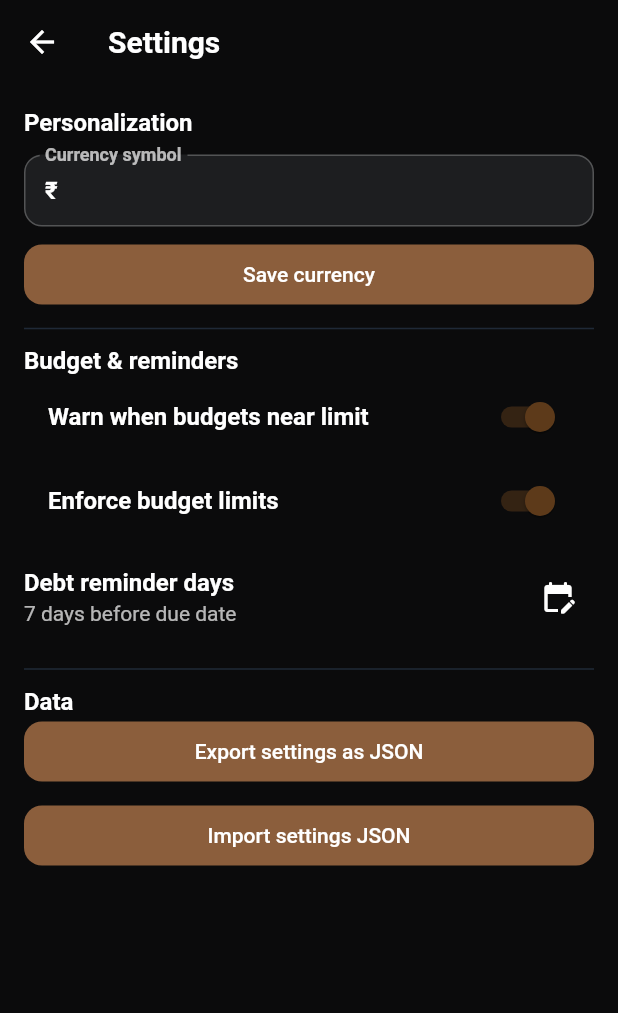
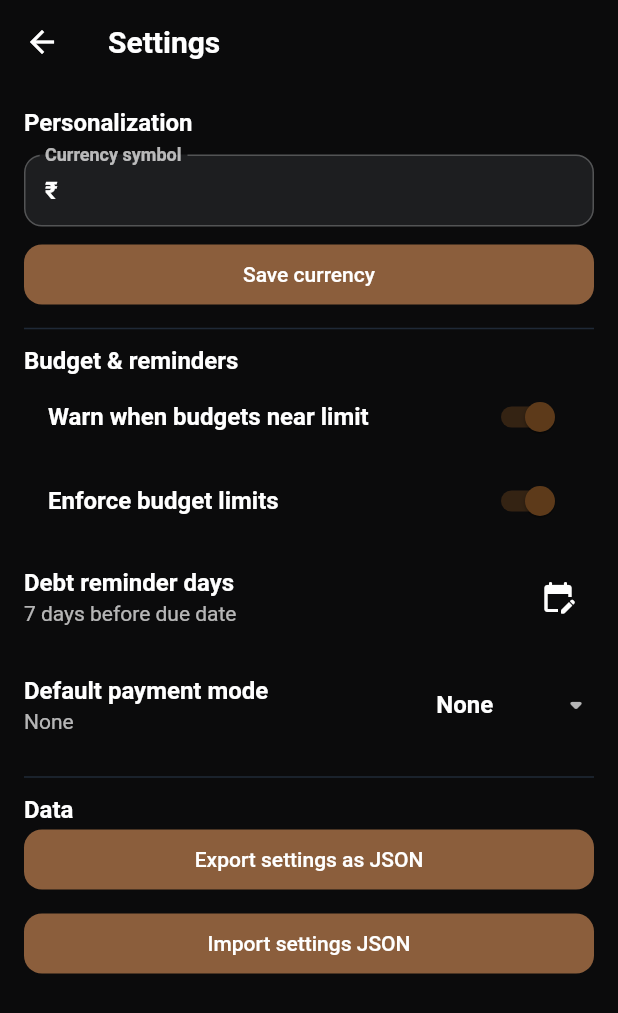
Before and after one commit to Albert-Alosious/spendy, a Flutter app: the SettingsScreen screen opened directly, on a phone screen of 412 x 824 dp. Shown: the top 1013 px of the screen. Run offline on Flutter 3.47's test engine with Material 3 defaults, Android fonts, the phone set to English and light mode, and no system bars; our stand-ins replace fl_chart, flutter_local_notifications, flutter_riverpod, hive, hive_flutter; accounts and stored records are empty.

Commit message:
ADDED :{ 1: Payment methods, 2: default payment methods

```diff
--- /dev/null
+++ b/lib/models/payment_mode.dart
@@ -0,0 +1,19 @@
+enum PaymentMode {
+  upi,
+  creditCard,
+  debitCard,
+  cash;
+
+  String get displayName {
+    switch (this) {
+      case PaymentMode.upi:
+        return 'UPI';
+      case PaymentMode.creditCard:
+        return 'Credit Card';
+      case PaymentMode.debitCard:
+        return 'Debit Card';
+      case PaymentMode.cash:
+        return 'Hand Cash';
+    }
+  }
+}
--- a/lib/providers/setting_provider.dart
+++ b/lib/providers/setting_provider.dart
@@ -1,5 +1,6 @@
 import 'package:flutter_riverpod/flutter_riverpod.dart';
 
+import '../models/payment_mode.dart';
 import '../models/setting.dart';
 import '../repositories/setting_repository.dart';
 import 'repository_providers.dart';
@@ -23,11 +24,13 @@ class SettingNotifier extends StateNotifier<Setting> {
     bool? budgetWarningEnabled,
     bool? budgetLimitEnabled,
     int? debtReminderDays,
+    PaymentMode? defaultPaymentMode,
   }) async {
     final updated = state.copyWith(
       budgetWarningEnabled: budgetWarningEnabled,
       budgetLimitEnabled: budgetLimitEnabled,
       debtReminderDays: debtReminderDays,
+      defaultPaymentMode: defaultPaymentMode,
       lastExport: DateTime.now(),
     );
     await _repository.save(updated);
@@ -41,6 +44,9 @@ class SettingNotifier extends StateNotifier<Setting> {
       budgetWarningEnabled: json['budgetWarningEnabled'] as bool? ?? state.budgetWarningEnabled,
       budgetLimitEnabled: json['budgetLimitEnabled'] as bool? ?? state.budgetLimitEnabled,
       debtReminderDays: json['debtReminderDays'] as int? ?? state.debtReminderDays,
+      defaultPaymentMode: json['defaultPaymentMode'] != null
+          ? PaymentMode.values[json['defaultPaymentMode'] as int]
+          : state.defaultPaymentMode,
       lastExport: DateTime.now(),
     );
     await _repository.save(updated);
--- a/lib/screens/add_edit_transaction_screen.dart
+++ b/lib/screens/add_edit_transaction_screen.dart
@@ -4,6 +4,7 @@ import 'package:uuid/uuid.dart';
 
 import '../models/category.dart';
 import '../models/finance_transaction.dart';
+import '../models/payment_mode.dart';
 import '../providers/repository_providers.dart';
 import '../providers/setting_provider.dart';
 import '../providers/category_list_provider.dart';
@@ -25,6 +26,7 @@ class _AddEditTransactionScreenState extends ConsumerState<AddEditTransactionScr
   final _formKey = GlobalKey<FormState>();
   late TransactionType type;
   late DateTime date;
+  PaymentMode? paymentMode;
   final amountController = TextEditingController();
   final categoryController = TextEditingController();
   final fromAccountController = TextEditingController();
@@ -41,8 +43,10 @@ class _AddEditTransactionScreenState extends ConsumerState<AddEditTransactionScr
   void initState() {
     super.initState();
     final existing = widget.existing;
+    final settings = ref.read(settingProvider);
     type = existing?.type ?? widget.initialType ?? TransactionType.expense;
     date = existing?.date ?? DateTime.now();
+    paymentMode = existing?.paymentMode ?? (existing == null ? settings.defaultPaymentMode : null);
     selectedCategoryId = existing?.categoryId ?? widget.initialCategoryId;
     if (existing != null) {
       amountController.text = existing.amount.toStringAsFixed(existing.amount % 1 == 0 ? 0 : 2);
@@ -125,6 +129,22 @@ class _AddEditTransactionScreenState extends ConsumerState<AddEditTransactionScr
                       trailing: const Icon(Icons.calendar_today_rounded),
                       onTap: _pickDate,
                     ),
+                    if (type == TransactionType.expense || type == TransactionType.transfer) ...[
+                      const SizedBox(height: 12),
+                      DropdownButtonFormField<PaymentMode>(
+                        value: paymentMode,
+                        decoration: const InputDecoration(labelText: 'Payment Mode'),
+                        items: PaymentMode.values
+                            .map(
+                              (mode) => DropdownMenuItem(
+                                value: mode,
+                                child: Text(mode.displayName),
+                              ),
+                            )
+                            .toList(),
+                        onChanged: (value) => setState(() => paymentMode = value),
+                      ),
+                    ],
                     const SizedBox(height: 8),
                     DropdownButtonFormField<String>(
                       value: hasSelectionInList ? selectedCategoryId : null,
@@ -264,6 +284,7 @@ class _AddEditTransactionScreenState extends ConsumerState<AddEditTransactionScr
       toAccountId: toAccountController.text.trim().isEmpty ? null : toAccountController.text.trim(),
       note: noteController.text.trim().isEmpty ? null : noteController.text.trim(),
       debtId: linkDebt && debtController.text.trim().isNotEmpty ? debtController.text.trim() : null,
+      paymentMode: paymentMode,
     );
     await ref.read(transactionRepositoryProvider).saveTransaction(txn, previous: widget.existing);
     if (mounted) {
--- a/lib/screens/settings_screen.dart
+++ b/lib/screens/settings_screen.dart
@@ -3,6 +3,7 @@ import 'dart:convert';
 import 'package:flutter/material.dart';
 import 'package:flutter_riverpod/flutter_riverpod.dart';
 
+import '../models/payment_mode.dart';
 import '../providers/repository_providers.dart';
 import '../providers/setting_provider.dart';
 
@@ -73,6 +74,31 @@ class _SettingsScreenState extends ConsumerState<SettingsScreen> {
             trailing: IconButton(
               icon: const Icon(Icons.edit_calendar_rounded),
               onPressed: () => _editReminderDays(context, settings.debtReminderDays),
+            ),
+          ),
+          ListTile(
+            contentPadding: EdgeInsets.zero,
+            title: const Text('Default payment mode'),
+            subtitle: Text(settings.defaultPaymentMode?.displayName ?? 'None'),
+            trailing: DropdownButtonHideUnderline(
+              child: DropdownButton<PaymentMode>(
+                value: settings.defaultPaymentMode,
+                icon: const Icon(Icons.arrow_drop_down_rounded),
+                items: [
+                  const DropdownMenuItem(
+                    value: null,
+                    child: Text('None'),
+                  ),
+                  ...PaymentMode.values.map(
+                    (mode) => DropdownMenuItem(
+                      value: mode,
+                      child: Text(mode.displayName),
+                    ),
+                  ),
+                ],
+                onChanged: (value) =>
+                    ref.read(settingProvider.notifier).updateBudgetPreferences(defaultPaymentMode: value),
+              ),
             ),
           ),
           const Divider(),
--- a/pubspec.yaml
+++ b/pubspec.yaml
@@ -16,6 +16,7 @@ dependencies:
   intl: ^0.18.1
   collection: ^1.19.0
   uuid: ^4.5.2
+  table_calendar: ^3.0.9
 
 dev_dependencies:
   flutter_test:
```
Also changed, not shown: lib/models/finance_transaction.dart (+16 -0 lines), lib/models/setting.dart (+18 -0 lines), lib/screens/transactions_screen.dart (+25 -1 lines), pubspec.lock, 1 other file.
